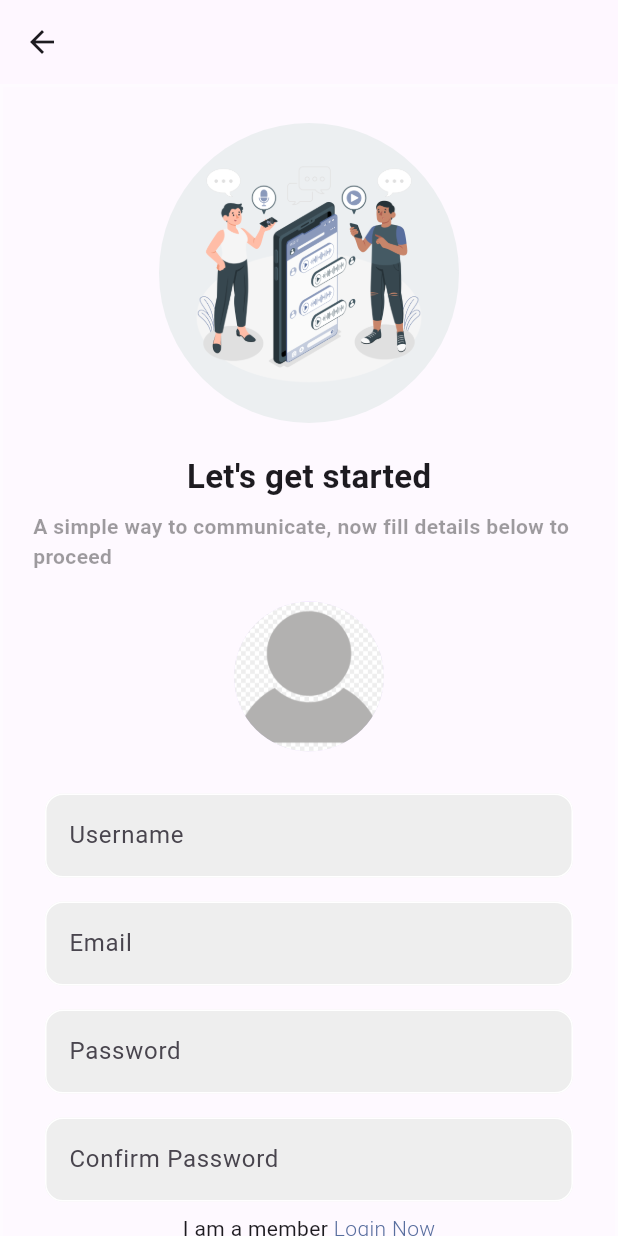
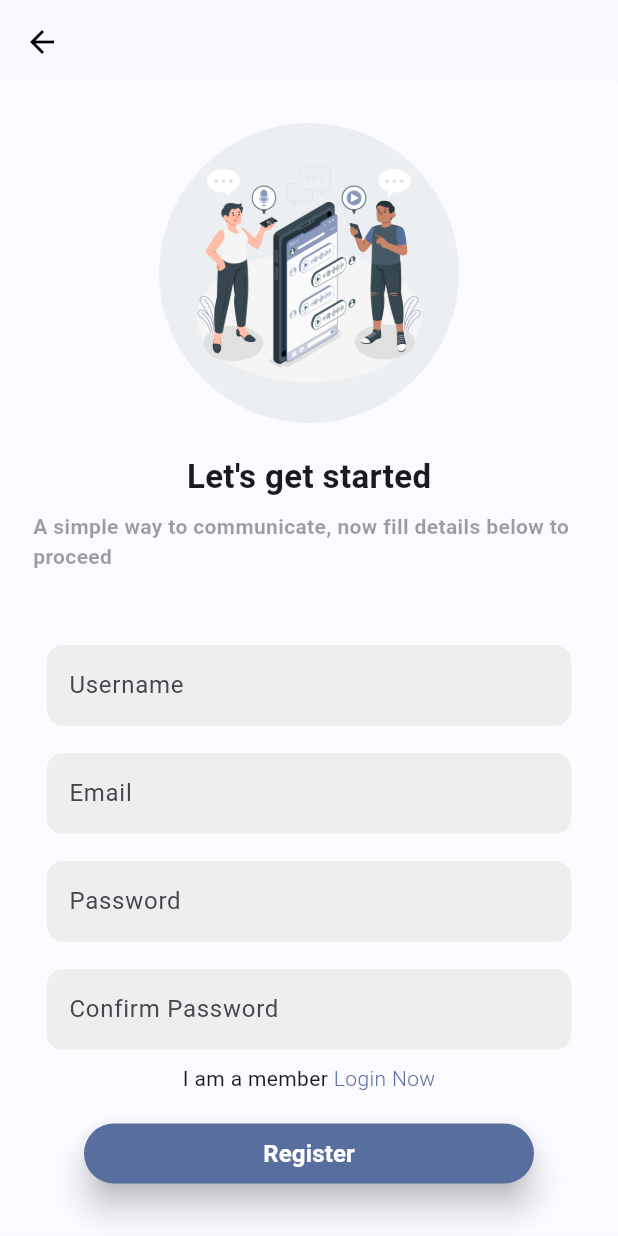
Before and after one commit to Dsoji/chat-application, a Flutter app: the screen it shows after launch, after a tap on "Sign Up", on a phone screen of 412 x 824 dp. Run offline on Flutter 3.47's test engine with Material 3 defaults, Android fonts, the phone set to English and light mode, and no system bars; our stand-ins replace cached_network_image, cloud_firestore, firebase_auth, firebase_core, firebase_messaging, firebase_storage and 7 more; missing offline and left inert: iconify_flutter; accounts and stored records are empty; Roboto replaces fonts that are missing (Kanit).

Commit message:
application 90% complete

```diff
--- a/lib/core/constants/colors.dart
+++ b/lib/core/constants/colors.dart
@@ -5,3 +5,4 @@ Color mOnboardingColor2 = const Color.fromRGBO(248, 149, 33, 1);
 Color mOnboardingColor3 = const Color.fromRGBO(217, 89, 41, 1);
 Color mTextColor = const Color.fromARGB(255, 185, 200, 218);
 Color mTextColor2 = const Color.fromRGBO(65, 15, 88, 1);
+Color grey30 = const Color(0xFFEAECF0);
--- a/lib/feature/auth_screen/auth_nav.dart
+++ b/lib/feature/auth_screen/auth_nav.dart
@@ -7,11 +7,11 @@ class AuthPage extends StatelessWidget {
   const AuthPage({super.key});
   @override
   Widget build(BuildContext context) {
-    final FirebaseAuth _auth = FirebaseAuth.instance;
+    final FirebaseAuth auth = FirebaseAuth.instance;
     return Scaffold(
       body: Center(
         child: FutureBuilder<User?>(
-          future: _auth.authStateChanges().first,
+          future: auth.authStateChanges().first,
           builder: (context, snapshot) {
             if (snapshot.connectionState == ConnectionState.waiting) {
               return const CircularProgressIndicator();
--- a/lib/feature/auth_screen/register_screen.dart
+++ b/lib/feature/auth_screen/register_screen.dart
@@ -1,8 +1,5 @@
 // ignore_for_file: file_names
 
-import 'dart:io';
-
-import 'package:firebase_auth/firebase_auth.dart';
 import 'package:flutter/material.dart';
 import 'package:flutter_riverpod/flutter_riverpod.dart';
 import 'package:gap/gap.dart';
@@ -10,7 +7,6 @@ import 'package:ice_chat/core/constants/colors.dart';
 import 'package:ice_chat/core/widgets/reusable_buttons.dart';
 import 'package:ice_chat/feature/auth_screen/login_screen.dart';
 import 'package:ice_chat/services/firebaseAuth_service.dart';
-import 'package:image_picker/image_picker.dart';
 import 'package:loading_animation_widget/loading_animation_widget.dart';
 
 class RegisterScreen extends ConsumerStatefulWidget {
@@ -21,14 +17,12 @@ class RegisterScreen extends ConsumerStatefulWidget {
 }
 
 class _RegisterScreenState extends ConsumerState<RegisterScreen> {
-  final _auth = FirebaseAuth.instance;
   bool showProgress = false;
 
   final _emailController = TextEditingController();
   final _passwordController = TextEditingController();
   final _confirmpasswordController = TextEditingController();
   final _usernameController = TextEditingController();
-  XFile? _selectedImage;
   bool isLoading = false;
 
   @override
@@ -51,8 +45,6 @@ class _RegisterScreenState extends ConsumerState<RegisterScreen> {
       //extendBodyBehindAppBar: true,
       body: SingleChildScrollView(
         child: Container(
-          height: MediaQuery.of(context).size.height,
-          width: MediaQuery.of(context).size.width,
           decoration: BoxDecoration(
             color: Colors.white.withOpacity(0.2),
             border: Border.all(width: 2, color: Colors.white30),
@@ -70,8 +62,8 @@ class _RegisterScreenState extends ConsumerState<RegisterScreen> {
                       shape: BoxShape.circle, color: Colors.blueGrey.shade50),
                   child: Image.asset('assets/amico.png'),
                 ),
-                const SizedBox(
-                  height: 20,
+                const Gap(
+                  20,
                 ),
                 const Text(
                   "Let's get started",
@@ -90,10 +82,10 @@ class _RegisterScreenState extends ConsumerState<RegisterScreen> {
                 const Gap(
                   20,
                 ),
-                const CircleAvatar(
-                  radius: 50,
-                  backgroundImage: AssetImage('assets/default.png'),
-                ),
+                // const CircleAvatar(
+                //   radius: 50,
+                //   backgroundImage: AssetImage('assets/default.png'),
+                // ),
                 const Gap(
                   20,
                 ),
@@ -201,8 +193,8 @@ class _RegisterScreenState extends ConsumerState<RegisterScreen> {
                   ],
                 ),
 
-                const SizedBox(
-                  height: 16,
+                const Gap(
+                  16,
                 ),
                 isLoading
                     ? LoadingAnimationWidget.staggeredDotsWave(
@@ -210,7 +202,7 @@ class _RegisterScreenState extends ConsumerState<RegisterScreen> {
                     : ColorButton(
                         width: 300,
                         color: mOnboardingColor1,
-                        text: "Next",
+                        text: "Register",
                         textColor: Colors.white,
                         onPressed: () async {
                           if (_emailController.text.isNotEmpty) {
@@ -231,6 +223,9 @@ class _RegisterScreenState extends ConsumerState<RegisterScreen> {
                           }
                         },
                       ),
+                const Gap(
+                  26,
+                ),
               ]),
             ),
           ),
--- a/lib/feature/chat_screens/chat_page.dart
+++ b/lib/feature/chat_screens/chat_page.dart
@@ -83,7 +83,7 @@ class _ChatPageState extends State<ChatPage> {
               decoration: BoxDecoration(
                 color: widget.senderId == senderId
                     ? mOnboardingColor1
-                    : Color.fromARGB(255, 96, 108, 133),
+                    : const Color.fromARGB(255, 96, 108, 133),
                 borderRadius: BorderRadius.circular(20.0),
               ),
               child: Text(
--- a/lib/feature/chat_screens/chat_user.dart
+++ b/lib/feature/chat_screens/chat_user.dart
@@ -34,6 +34,7 @@ class _ChatScreenState extends State<ChatScreen> {
   Widget build(BuildContext context) {
     return Scaffold(
       resizeToAvoidBottomInset: true,
+      backgroundColor: grey30,
       appBar: AppBar(
         // automaticallyImplyLeading: true,
         backgroundColor: Colors.transparent,
@@ -82,12 +83,12 @@ class _ChatScreenState extends State<ChatScreen> {
                           ),
                           hintText: 'Search Direct Messages',
                           hintStyle: const TextStyle(
-                            color: Colors.black,
+                            color: Colors.white,
                           ),
                           prefixIcon: IconButton(
                             icon: const Icon(
                               Iconsax.search_normal,
-                              color: Colors.black,
+                              color: Colors.white,
                             ),
                             onPressed: () {},
                           ),
@@ -169,7 +170,6 @@ class _ChatScreenState extends State<ChatScreen> {
     SharedPreferences prefs = await SharedPreferences.getInstance();
     String userEmail = prefs.getString('userEmail') ?? '';
     String currentUserId = prefs.getString('userDocId') ?? '';
-    String userName = prefs.getString('userName') ?? '';
 
     Map<String, dynamic>? data = document.data() as Map<String, dynamic>?;
 
--- a/lib/feature/profile/edit_profile.dart
+++ b/lib/feature/profile/edit_profile.dart
@@ -1,4 +1,3 @@
-import 'package:firebase_auth/firebase_auth.dart';
 import 'package:flutter/material.dart';
 import 'package:flutter_riverpod/flutter_riverpod.dart';
 import 'package:gap/gap.dart';
@@ -15,7 +14,6 @@ class EditProfile extends ConsumerStatefulWidget {
 }
 
 class _EditProfileState extends ConsumerState<EditProfile> {
-  final _auth = FirebaseAuth.instance;
   bool showProgress = false;
 
   final _usernameController = TextEditingController();
@@ -32,6 +30,7 @@ class _EditProfileState extends ConsumerState<EditProfile> {
   Widget build(BuildContext context) {
     final editprovideRef = ref.watch(firebaseAuthprovideService);
     return Scaffold(
+      backgroundColor: grey30,
       appBar: AppBar(
         automaticallyImplyLeading: true,
         backgroundColor: Colors.transparent,
@@ -72,7 +71,7 @@ class _EditProfileState extends ConsumerState<EditProfile> {
                 ),
               ),
             ),
-            Gap(72),
+            const Gap(72),
             isLoading
                 ? LoadingAnimationWidget.staggeredDotsWave(
                     color: mOnboardingColor1, size: 25)
--- a/lib/main.dart
+++ b/lib/main.dart
@@ -4,10 +4,13 @@ import 'package:flutter/services.dart';
 import 'package:flutter_riverpod/flutter_riverpod.dart';
 import 'package:ice_chat/feature/splashscreen.dart';
 import 'package:ice_chat/firebase_options.dart';
+import 'package:ice_chat/core/constants/colors.dart';
+import 'package:ice_chat/services/firebaseNoti_service.dart';
 
 void main() async {
   WidgetsFlutterBinding.ensureInitialized();
   await Firebase.initializeApp(options: DefaultFirebaseOptions.currentPlatform);
+  await FirebaseApi().initNotification();
 
   SystemChrome.setPreferredOrientations(
       [DeviceOrientation.portraitUp, DeviceOrientation.portraitDown]).then((_) {
@@ -29,7 +32,12 @@ class MyApp extends StatelessWidget {
       title: 'ice chat',
       debugShowCheckedModeBanner: false,
       theme: ThemeData(
-        colorScheme: ColorScheme.fromSeed(seedColor: Colors.deepPurple),
+        colorScheme: ColorScheme.fromSeed(seedColor: mOnboardingColor1),
+        appBarTheme: const AppBarTheme(
+            color: Colors.white,
+            // titleTextStyle: TextStyles.onboard,
+            centerTitle: true,
+            iconTheme: IconThemeData(color: Colors.black)),
         useMaterial3: true,
       ),
       home: const SplashScreen(),
--- /dev/null
+++ b/lib/services/firebaseNoti_service.dart
@@ -0,0 +1,48 @@
+import 'package:ice_chat/services/firebaseAuth_service.dart';
+import 'package:logger/logger.dart';
+import 'package:shared_preferences/shared_preferences.dart';
+import 'package:firebase_messaging/firebase_messaging.dart';
+
+class FirebaseApi {
+  final _firebaseMessaging = FirebaseMessaging.instance;
+  final _logger = Logger();
+
+  Future<void> initNotification() async {
+    try {
+      await _firebaseMessaging.requestPermission();
+      final fCMToken = await _firebaseMessaging.getToken();
+      _logger.d('FCMtoken: $fCMToken');
+      await saveFCMToken(fCMToken);
+    } catch (e) {
+      _logger.e('Error initializing notification: $e');
+    }
+  }
+
+  Future<void> saveFCMToken(String? token) async {
+    try {
+      if (token != null) {
+        final prefs = await SharedPreferences.getInstance();
+        await prefs.setString('fcm_token', token);
+        _logger.d('FCM token saved: $token');
+      }
+    } catch (e) {
+      _logger.e('Error saving FCM token: $e');
+    }
+  }
+
+  Future<void> updateFCMTokenOnDeviceSwitch() async {
+    try {
+      final prefs = await SharedPreferences.getInstance();
+      String userId = prefs.getString('userDocId') ?? '';
+
+      final newFCMToken = await FirebaseMessaging.instance.getToken();
+      if (newFCMToken != null) {
+        // Update the FCM token in Firestore
+        await FirebaseAuthprovideServiceService()
+            .updateFCMToken(userId, newFCMToken);
+      }
+    } catch (e) {
+      print('Error updating FCM token on device switch: $e');
+    }
+  }
+}
--- a/lib/services/post_Service.dart
+++ b/lib/services/post_Service.dart
@@ -3,7 +3,6 @@ import 'dart:io';
 import 'package:cloud_firestore/cloud_firestore.dart';
 import 'package:firebase_storage/firebase_storage.dart';
 import 'package:flutter/material.dart';
-import 'package:ice_chat/feature/chat_screens/model/chat_model.dart';
 import 'package:ice_chat/feature/feeds/model/post_model.dart';
 import 'package:image_picker/image_picker.dart';
 import 'package:shared_preferences/shared_preferences.dart';
```
Also changed, not shown: lib/feature/feeds/feeds_page.dart (+13 -23 lines), lib/feature/feeds/viewModels/feeds_viewmodel.dart (deleted, +0 -21 lines), lib/feature/profile/profile_page.dart (+7 -5 lines), lib/services/firebaseAuth_service.dart (+18 -10 lines).
